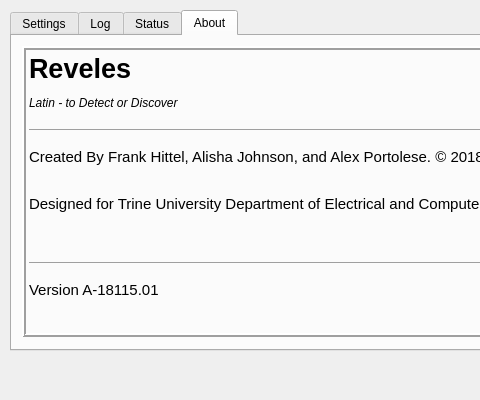
Alex-BusNet/Reveles, file Reveles/GUI/settingsscreen.ui: the form before one commit; both pictures show x 0 to 480 and y 0 to 400 of the 800 by 400 pixel window.
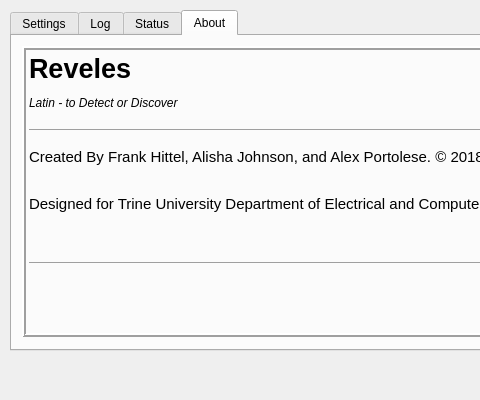
The form after the commit.

```diff
--- a/Reveles/GUI/settingsscreen.ui
+++ b/Reveles/GUI/settingsscreen.ui
@@ -109,7 +109,7 @@
 &lt;p style=&quot; margin-top:12px; margin-bottom:12px; margin-left:0px; margin-right:0px; -qt-block-indent:0; text-indent:0px;&quot;&gt;Designed for Trine University Department of Electrical and Computer Engineering Senior Design. &lt;/p&gt;
 &lt;p style=&quot;-qt-paragraph-type:empty; margin-top:12px; margin-bottom:12px; margin-left:0px; margin-right:0px; -qt-block-indent:0; text-indent:0px;&quot;&gt;&lt;br /&gt;&lt;/p&gt;
 &lt;hr /&gt;
-&lt;p style=&quot; margin-top:12px; margin-bottom:12px; margin-left:0px; margin-right:0px; -qt-block-indent:0; text-indent:0px;&quot;&gt;Version A-18115.01&lt;/p&gt;&lt;/body&gt;&lt;/html&gt;</string>
+&lt;p style=&quot;-qt-paragraph-type:empty; margin-top:0px; margin-bottom:0px; margin-left:0px; margin-right:0px; -qt-block-indent:0; text-indent:0px;&quot;&gt;&lt;br /&gt;&lt;/p&gt;&lt;/body&gt;&lt;/html&gt;</string>
      </property>
      <property name="textFormat">
       <enum>Qt::RichText</enum>
```
Left out of the diff: 2 changed lines with no effect on the pictures.
